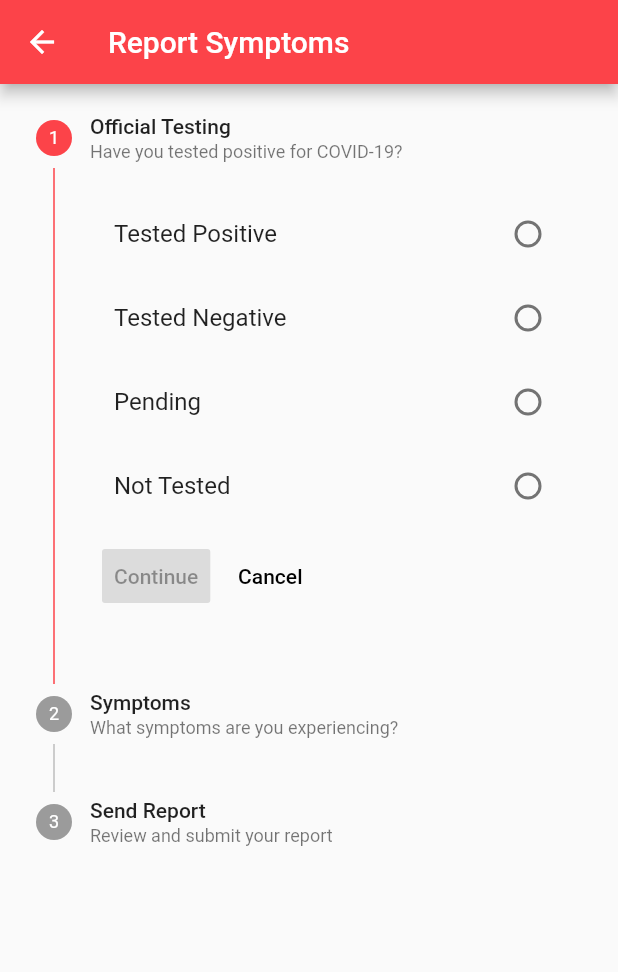
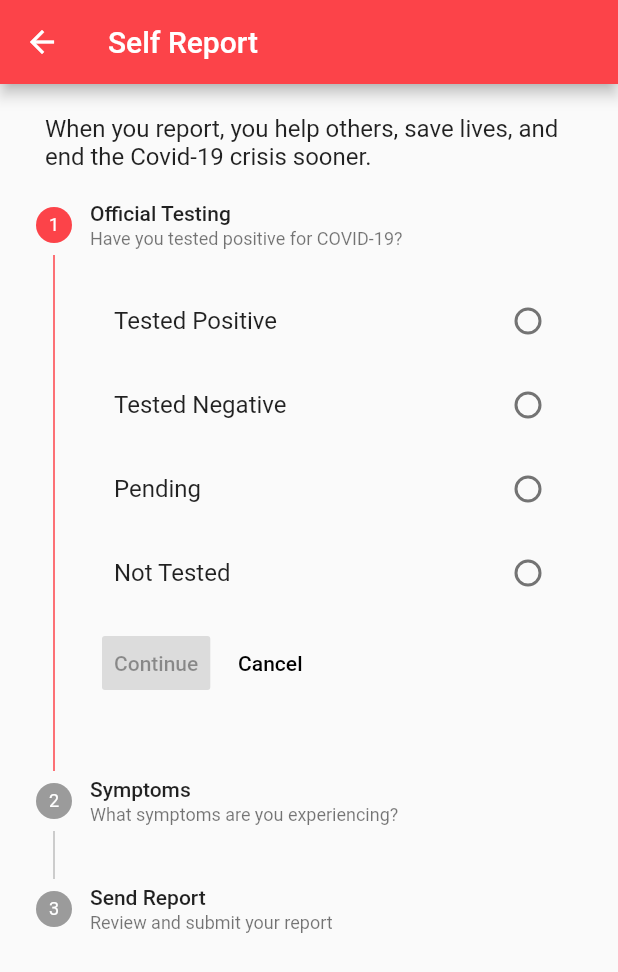
Before and after one commit to covidtrace/app, a Flutter app: the SendReport screen opened by its route, on a phone screen of 412 x 824 dp. Shown: the top 972 px of the screen. Run offline on Flutter 3.47's test engine with Material 2 defaults, Android fonts, the phone set to English and light mode, and no system bars; our stand-ins replace csv, flutter_local_notifications, google_maps_flutter, sqflite; missing offline and left inert: app_settings, flutter_background_geolocation, s2geometry; accounts and stored records are empty.

Commit message:
Mockup of incident report on dashboard
- Set location tracking on user table in onboarding flow
- Change copy on self report CTA

```diff
--- a/lib/main.dart
+++ b/lib/main.dart
@@ -1,6 +1,6 @@
 import 'package:covidtrace/storage/location.dart';
+import 'dashborad.dart';
 import 'debug_locations.dart';
-import 'listen_location.dart';
 import 'package:covidtrace/onboarding.dart';
 import 'package:flutter/material.dart';
 import 'package:provider/provider.dart';
@@ -175,7 +175,7 @@ class MainPageState extends State<MainPage> {
         ),
         floatingActionButton: FloatingActionButton.extended(
           icon: Icon(Icons.add_circle),
-          label: Text('REPORT SYMPTOMS'),
+          label: Text('SELF REPORT'),
           onPressed: () => Navigator.pushNamed(context, '/send_report'),
         ),
         floatingActionButtonLocation: FloatingActionButtonLocation.centerFloat,
@@ -191,7 +191,7 @@ class MainPageState extends State<MainPage> {
                   icon: Icon(Icons.settings), title: Text('Settings')),
             ]),
         body: {
-          0: ListenLocationWidget(),
+          0: Dashboard(),
           2: ChangeNotifierProvider(
               create: (context) => SettingsState(), child: Settings())
         }[navBarIndex]);
--- a/lib/send_report.dart
+++ b/lib/send_report.dart
@@ -95,7 +95,7 @@ class SendReportState extends State<SendReport> {
 
       return Scaffold(
           appBar: AppBar(
-              title: Text('Report Symptoms'),
+              title: Text('Self Report'),
               leading: IconButton(
                   icon: Icon(Icons.arrow_back),
                   onPressed: () {
@@ -103,7 +103,13 @@ class SendReportState extends State<SendReport> {
                     Navigator.pop(context);
                   })),
           body: Builder(builder: (context) {
-            return Stepper(
+            return Column(children: [
+              Padding(
+                  padding: EdgeInsets.only(top: 20, left: 30, right: 30),
+                  child: Text(
+                      'When you report, you help others, save lives, and end the Covid-19 crisis sooner.',
+                      style: Theme.of(context).textTheme.subhead)),
+              Stepper(
                   currentStep: _step,
                   onStepContinue: () => setState(() => _step++),
                   onStepTapped: (index) {
@@ -137,9 +143,11 @@ class SendReportState extends State<SendReport> {
                   steps: [
                     Step(
                         isActive: _step == 0,
-                      state: _step > 0 ? StepState.complete : StepState.indexed,
+                        state:
+                            _step > 0 ? StepState.complete : StepState.indexed,
                         title: Text('Official Testing'),
-                      subtitle: Text('Have you tested positive for COVID-19?'),
+                        subtitle:
+                            Text('Have you tested positive for COVID-19?'),
                         content: Column(
                             children: [
                           'Tested Positive',
@@ -162,7 +170,8 @@ class SendReportState extends State<SendReport> {
                                 .toList())),
                     Step(
                         isActive: _step == 1,
-                      state: _step > 1 ? StepState.complete : StepState.indexed,
+                        state:
+                            _step > 1 ? StepState.complete : StepState.indexed,
                         title: Text('Symptoms'),
                         subtitle: Text('What symptoms are you experiencing?'),
                         content: Column(
@@ -231,8 +240,8 @@ class SendReportState extends State<SendReport> {
                                   alignment: MainAxisAlignment.start,
                                   children: [
                                     RaisedButton(
-                                      padding:
-                                          EdgeInsets.symmetric(horizontal: 40),
+                                        padding: EdgeInsets.symmetric(
+                                            horizontal: 40),
                                         color: Theme.of(context)
                                             .buttonTheme
                                             .colorScheme
@@ -269,6 +278,7 @@ class SendReportState extends State<SendReport> {
                                     )
                                   ]),
                             ])),
+                  ])
             ]);
           }));
     });
```
Also changed, not shown: lib/dashborad.dart (added, +56 -0 lines), lib/onboarding.dart (+8 -5 lines). Lines whose indentation alone changed are shown as unchanged.
